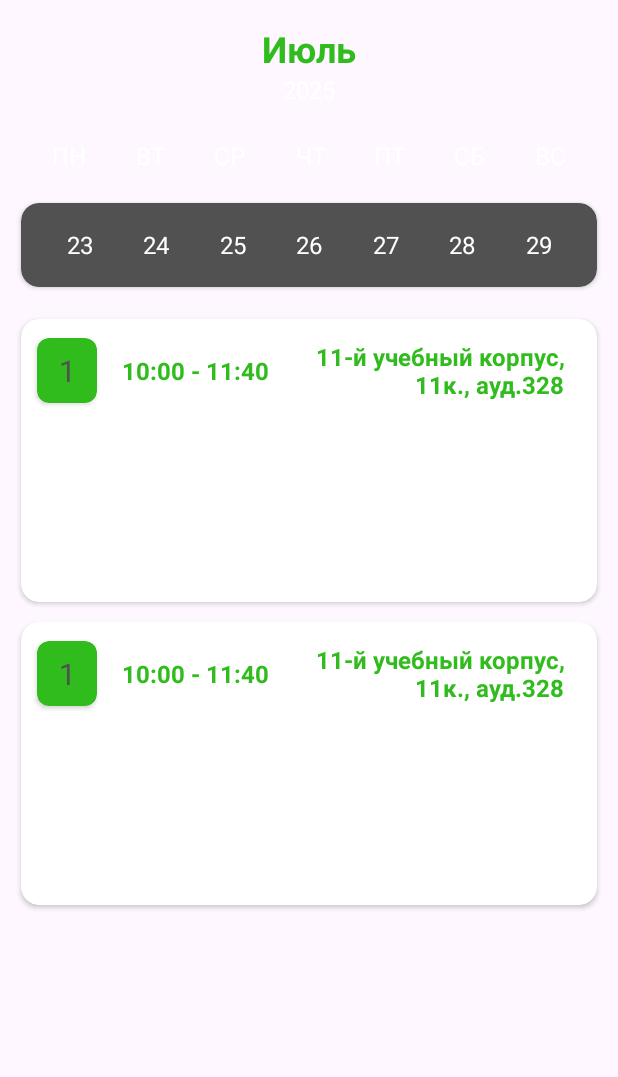
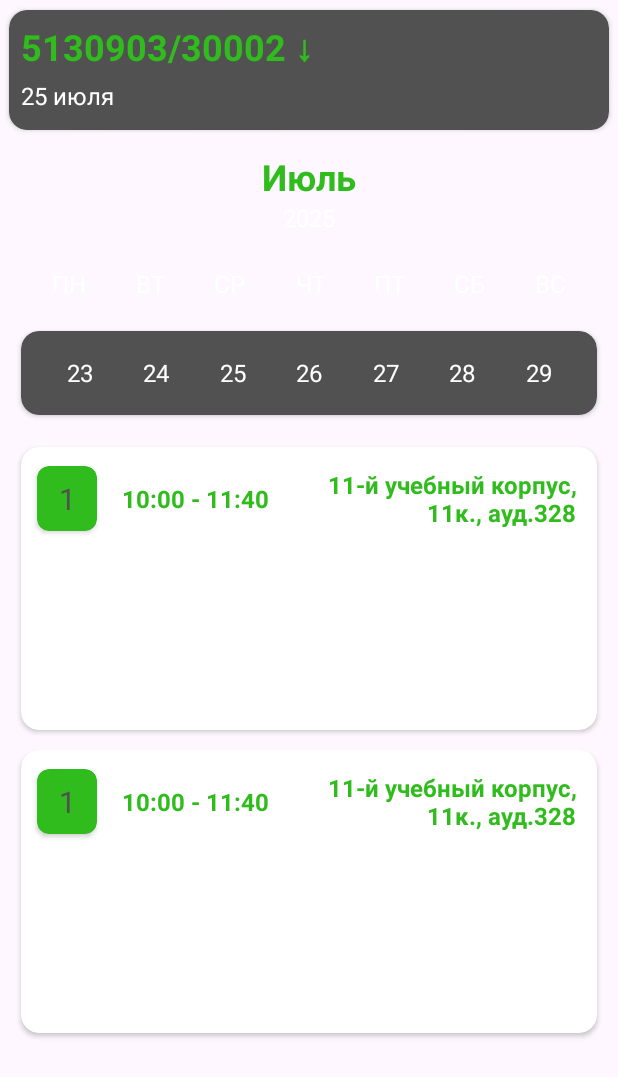
Before and after one commit to NineDer56/MySpbstu, an Android app: the layout fragment_schedule.xml on its own in the app's theme, with its tools: preview values and no code run, on a phone screen of 412 x 824 dp. Shown: the top 1077 px of the screen. Run offline under Robolectric (Android 15) with nearby library versions, the phone set to English and light mode, and no system bars; network calls fail.

Commit message:
added toolbar

```diff
--- a/app/src/main/AndroidManifest.xml
+++ b/app/src/main/AndroidManifest.xml
@@ -27,6 +27,7 @@
         </activity>
         <activity
             android:name=".presentation.MainActivity"
+            android:screenOrientation="portrait"
             android:exported="false">
 
         </activity>
--- a/app/src/main/java/com/example/myspbstu/presentation/adapter/WeeksAdapter.kt
+++ b/app/src/main/java/com/example/myspbstu/presentation/adapter/WeeksAdapter.kt
@@ -102,12 +102,12 @@ class WeeksAdapter : RecyclerView.Adapter<WeeksAdapter.WeekViewHolder>() {
             return month.toString().replaceFirstChar { it.titlecaseChar() }
         }
 
-        fun getDateByPosition(position: Int): String {
+        fun getDateOfMondayByPosition(position: Int): LocalDate {
             val weekOffset = position - START_POSITION
             val monday = LocalDate.now()
                 .with(DayOfWeek.MONDAY)
                 .plusWeeks(weekOffset.toLong())
-            return monday.toString()
+            return monday
         }
     }
 
--- a/app/src/main/res/layout/fragment_schedule.xml
+++ b/app/src/main/res/layout/fragment_schedule.xml
@@ -6,17 +6,77 @@
     android:layout_height="match_parent"
     tools:context=".ScheduleFragment">
 
+    <com.google.android.material.appbar.AppBarLayout
+        android:id="@+id/appBarLayoutSchedule"
+        android:layout_width="0dp"
+        android:layout_height="wrap_content"
+        app:layout_constraintEnd_toEndOf="parent"
+        app:layout_constraintStart_toStartOf="parent"
+        app:layout_constraintTop_toTopOf="parent">
+
+        <androidx.cardview.widget.CardView
+            android:layout_width="match_parent"
+            android:backgroundTint="@color/dark_gray"
+            app:cardCornerRadius="12dp"
+            app:cardUseCompatPadding="true"
+            android:layout_height="match_parent">
+
+            <androidx.constraintlayout.widget.ConstraintLayout
+                android:layout_width="match_parent"
+                android:layout_height="match_parent"
+                android:layout_margin="8dp">
+
+                <androidx.appcompat.widget.Toolbar
+                    android:id="@+id/toolbarSchedule"
+                    android:layout_width="match_parent"
+                    android:layout_height="wrap_content"
+                    android:theme="?attr/actionBarTheme"
+                    app:layout_constraintEnd_toEndOf="parent"
+                    app:layout_constraintStart_toStartOf="parent"
+                    app:layout_constraintTop_toTopOf="parent" />
+
+                <TextView
+                    android:id="@+id/tvToolbarGroupName"
+                    android:layout_width="wrap_content"
+                    android:layout_height="wrap_content"
+                    tools:text="5130903/30002 ↓"
+                    android:textColor="@color/dark_green"
+                    android:textSize="24sp"
+                    android:textStyle="bold"
+                    app:layout_constraintStart_toStartOf="parent"
+                    app:layout_constraintTop_toTopOf="parent" />
+
+                <TextView
+                    android:id="@+id/tvToolBarDate"
+                    android:layout_width="wrap_content"
+                    android:layout_height="wrap_content"
+                    android:textColor="@color/white"
+                    android:textSize="16sp"
+                    app:layout_constraintBottom_toBottomOf="parent"
+                    app:layout_constraintStart_toStartOf="@id/tvToolbarGroupName"
+                    app:layout_constraintTop_toBottomOf="@id/tvToolbarGroupName"
+                    tools:text="25 июля" />
+
+            </androidx.constraintlayout.widget.ConstraintLayout>
+
+
+        </androidx.cardview.widget.CardView>
+
+    </com.google.android.material.appbar.AppBarLayout>
+
     <TextView
         android:id="@+id/tvMonth"
         android:layout_width="wrap_content"
         android:layout_height="wrap_content"
-        android:layout_margin="16dp"
+        android:layout_marginTop="8dp"
+        android:layout_marginHorizontal="16dp"
+        android:layout_marginBottom="16dp"
         android:textColor="@color/dark_green"
         android:textSize="24sp"
         android:textStyle="bold"
         app:layout_constraintEnd_toEndOf="parent"
         app:layout_constraintStart_toStartOf="parent"
-        app:layout_constraintTop_toTopOf="parent"
+        app:layout_constraintTop_toBottomOf="@id/appBarLayoutSchedule"
         tools:text="Июль" />
 
     <TextView
--- a/app/src/main/res/layout/schedule_item.xml
+++ b/app/src/main/res/layout/schedule_item.xml
@@ -59,7 +59,7 @@
             android:layout_width="0dp"
             android:layout_height="wrap_content"
             android:padding="8dp"
-            android:layout_marginHorizontal="8dp"
+            android:layout_marginStart="8dp"
             android:textAlignment="textEnd"
             android:textColor="@color/dark_green"
             android:textSize="16sp"
--- /dev/null
+++ b/app/src/main/res/menu/schedule_menu.xml
@@ -0,0 +1,6 @@
+<?xml version="1.0" encoding="utf-8"?>
+<menu xmlns:android="http://schemas.android.com/apk/res/android">
+    <item
+        android:id="@+id/findNewGroup"
+        android:title="Найти новую группу"/>
+</menu>
--- a/app/src/main/res/navigation/nav_graph.xml
+++ b/app/src/main/res/navigation/nav_graph.xml
@@ -23,5 +23,9 @@
             android:name="groupId"
             android:defaultValue="0"
             app:argType="integer" />
+        <argument
+            android:name="groupName"
+            android:defaultValue=""
+            app:argType="string" />
     </fragment>
 </navigation>
--- a/gradle/libs.versions.toml
+++ b/gradle/libs.versions.toml
@@ -10,6 +10,7 @@ kotlinxCoroutinesCore = "1.7.3"
 material = "1.10.0"
 activity = "1.8.0"
 constraintlayout = "2.1.4"
+materialVersion = "1.12.0"
 retrofit = "2.9.0"
 navigationFragmentKtx = "2.9.0"
 navigationUiKtx = "2.9.0"
@@ -28,6 +29,7 @@ kotlinx-coroutines-core = { module = "org.jetbrains.kotlinx:kotlinx-coroutines-c
 material = { group = "com.google.android.material", name = "material", version.ref = "material" }
 androidx-activity = { group = "androidx.activity", name = "activity", version.ref = "activity" }
 androidx-constraintlayout = { group = "androidx.constraintlayout", name = "constraintlayout", version.ref = "constraintlayout" }
+material-v1120 = { module = "com.google.android.material:material", version.ref = "materialVersion" }
 retrofit = { module = "com.squareup.retrofit2:retrofit", version.ref = "retrofit" }
 androidx-navigation-fragment-ktx = { group = "androidx.navigation", name = "navigation-fragment-ktx", version.ref = "navigationFragmentKtx" }
 androidx-navigation-ui-ktx = { group = "androidx.navigation", name = "navigation-ui-ktx", version.ref = "navigationUiKtx" }
```
Also changed, not shown: app/src/main/java/com/example/myspbstu/ChooseGroupFragment.kt (+12 -7 lines), app/src/main/java/com/example/myspbstu/ScheduleFragment.kt (+42 -1 lines), app/src/main/java/com/example/myspbstu/presentation/viewmodel/ScheduleFragmentViewModel.kt (+12 -6 lines).
